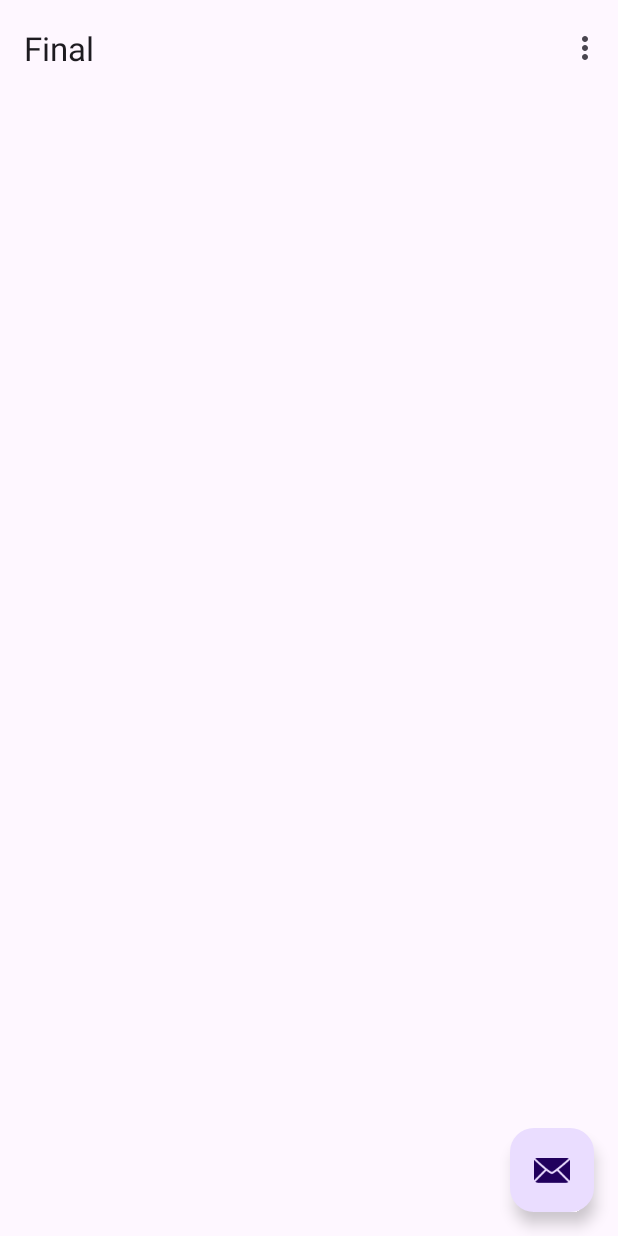
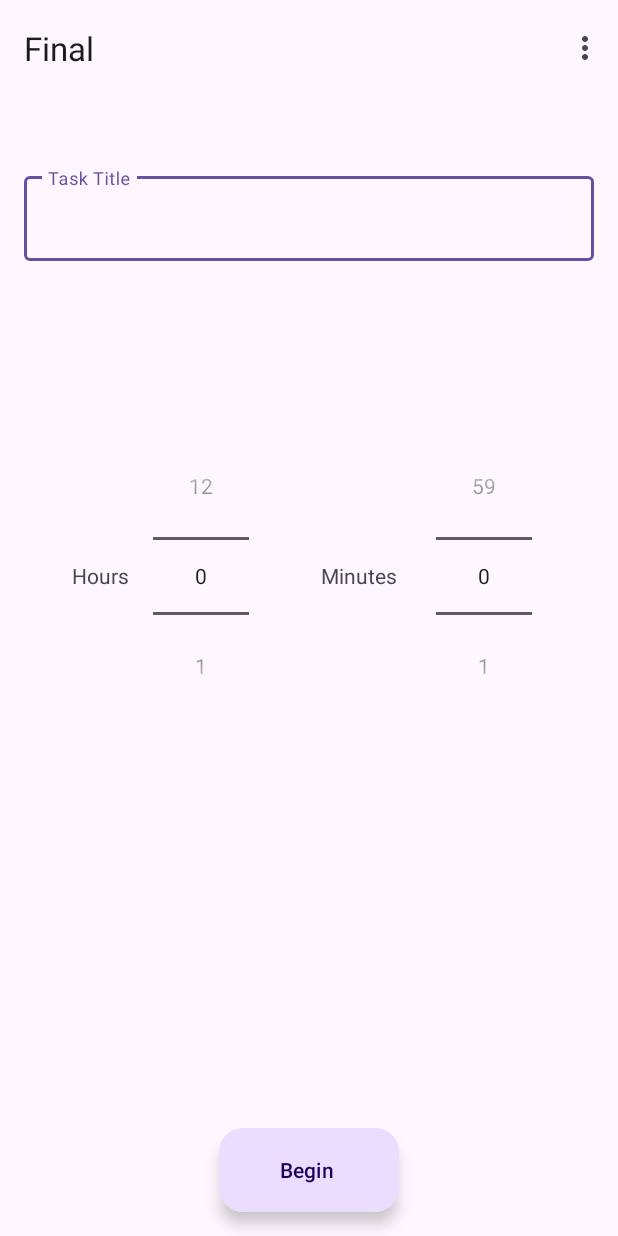
Before and after one commit to Cweiss15/Final_Project255, an Android app: the screen it shows after launch (MainActivity), on a phone screen of 412 x 824 dp. Run offline under Robolectric (Android 15) with nearby library versions, the phone set to English and light mode, and no system bars.

Commit message:
Some content views and pomodoro java logic

```diff
--- a/app/src/main/java/com/example/afinal/MainActivity.java
+++ b/app/src/main/java/com/example/afinal/MainActivity.java
@@ -4,6 +4,7 @@ import android.os.Bundle;
 
 import com.google.android.material.snackbar.Snackbar;
 
+import androidx.appcompat.app.AlertDialog;
 import androidx.appcompat.app.AppCompatActivity;
 
 import android.view.View;
@@ -11,10 +12,18 @@ import com.example.afinal.databinding.ActivityMainBinding;
 
 import android.view.Menu;
 import android.view.MenuItem;
+import android.widget.NumberPicker;
+
+import java.util.ArrayList;
+import java.util.List;
 
 public class MainActivity extends AppCompatActivity {
 
     private ActivityMainBinding binding;
+
+    private NumberPicker hourPicker;
+
+    private NumberPicker minutePicker;
 
     @Override
     protected void onCreate(Bundle savedInstanceState) {
@@ -25,13 +34,75 @@ public class MainActivity extends AppCompatActivity {
 
         setSupportActionBar(binding.toolbar);
 
-        binding.fab.setOnClickListener(MainActivity::handleFabClick);
+        binding.fab.setOnClickListener(this::handleFabClick);
+
+        hourPicker = findViewById(R.id.hour_picker);
+        minutePicker = findViewById(R.id.minute_picker);
+
+        setupTimePickers();
     }
 
-    private static void handleFabClick(View view) {
-        Snackbar.make(view, "Replace with your own action", Snackbar.LENGTH_LONG)
-                .setAnchorView(R.id.fab)
-                .setAction("Action", null).show();
+    private void setupTimePickers() {
+        hourPicker.setMinValue(0);
+        hourPicker.setMaxValue(12);
+        hourPicker.setValue(0);
+        hourPicker.setWrapSelectorWheel(true);
+
+        minutePicker.setMinValue(0);
+        minutePicker.setMaxValue(59);
+        minutePicker.setValue(0);
+        minutePicker.setWrapSelectorWheel(true);
+    }
+
+    private void handleFabClick(View view) {
+        int selectedHours = hourPicker.getValue();
+        int selectedMinutes = minutePicker.getValue();
+        int totalTime = selectedHours * 60 + selectedMinutes;
+        List<String> schedule = pomodoroIncrements(totalTime);
+        StringBuilder message = new StringBuilder("Pomodoro Plan:\n");
+        for (String s : schedule) {
+            message.append(s).append("\n");
+        }
+
+        showPomodoroDialog(message.toString());
+    }
+
+        private List<String> pomodoroIncrements(int totalMinutes) {
+            final int WORK_DURATION = 25;
+            final int SHORT_BREAK = 5;
+            final int LONG_BREAK = 15;
+
+            List<String> schedule = new ArrayList<>();
+            int timeLeft = totalMinutes;
+            int sessionCount = 0;
+
+            while (timeLeft >= WORK_DURATION) {
+                schedule.add("Work: 25 min");
+                timeLeft -= WORK_DURATION;
+                sessionCount++;
+
+                if (timeLeft > 0) {
+                    if (sessionCount % 4 == 0) {
+                        schedule.add("Long Break: 15 min");
+                    } else {
+                        schedule.add("Short Break: 5 min");
+                    }
+                }
+            }
+
+            if (timeLeft > 0) {
+                schedule.add("Final Work: " + timeLeft + " min");
+            }
+
+            return schedule;
+        }
+
+    private void showPomodoroDialog(String message) {
+        new AlertDialog.Builder(this)
+                .setTitle("Pomodoro Plan")
+                .setMessage(message)
+                .setPositiveButton("OK", (dialog, which) -> dialog.dismiss())
+                .show();
     }
 
     @Override
--- a/app/src/main/res/layout/activity_main.xml
+++ b/app/src/main/res/layout/activity_main.xml
@@ -21,13 +21,13 @@
 
     <include layout="@layout/content_main" />
 
-    <com.google.android.material.floatingactionbutton.FloatingActionButton
+    <com.google.android.material.floatingactionbutton.ExtendedFloatingActionButton
         android:id="@+id/fab"
         android:layout_width="wrap_content"
         android:layout_height="wrap_content"
-        android:layout_gravity="bottom|end"
-        android:layout_marginEnd="@dimen/fab_margin"
+        android:layout_gravity="bottom|center_horizontal"
         android:layout_marginBottom="16dp"
-        app:srcCompat="@android:drawable/ic_dialog_email" />
+        android:text="Begin"
+        />
 
 </androidx.coordinatorlayout.widget.CoordinatorLayout>
--- a/app/src/main/res/layout/content_main.xml
+++ b/app/src/main/res/layout/content_main.xml
@@ -1,8 +1,70 @@
-<?xml version="1.0" encoding="utf-8"?>
-<androidx.constraintlayout.widget.ConstraintLayout xmlns:android="http://schemas.android.com/apk/res/android"
+<androidx.constraintlayout.widget.ConstraintLayout
+    xmlns:android="http://schemas.android.com/apk/res/android"
     xmlns:app="http://schemas.android.com/apk/res-auto"
     android:layout_width="match_parent"
     android:layout_height="match_parent"
     app:layout_behavior="@string/appbar_scrolling_view_behavior">
 
+    <!-- Task Title input at top, centered horizontally -->
+    <com.google.android.material.textfield.TextInputLayout
+        android:id="@+id/input_text_layout"
+        android:layout_width="0dp"
+        android:layout_height="wrap_content"
+        android:hint="Task Title"
+        app:layout_constraintTop_toTopOf="parent"
+        app:layout_constraintStart_toStartOf="parent"
+        app:layout_constraintEnd_toEndOf="parent"
+        android:layout_marginStart="16dp"
+        android:layout_marginEnd="16dp"
+        android:layout_marginTop="48dp">
+
+        <com.google.android.material.textfield.TextInputEditText
+            android:id="@+id/input_text"
+            android:layout_width="match_parent"
+            android:layout_height="wrap_content" />
+    </com.google.android.material.textfield.TextInputLayout>
+
+    <!-- HOURS label -->
+    <TextView
+        android:id="@+id/hours"
+        android:layout_width="wrap_content"
+        android:layout_height="wrap_content"
+        android:text="Hours"
+        app:layout_constraintTop_toBottomOf="@id/input_text_layout"
+        app:layout_constraintStart_toStartOf="@id/input_text_layout"
+        android:layout_marginStart="32dp"
+        android:layout_marginTop="200dp" />
+
+    <!-- Hour picker, aligned vertically with Hours label -->
+    <NumberPicker
+        android:id="@+id/hour_picker"
+        android:layout_width="wrap_content"
+        android:layout_height="wrap_content"
+        app:layout_constraintTop_toTopOf="@id/hours"
+        app:layout_constraintBottom_toBottomOf="@id/hours"
+        app:layout_constraintStart_toEndOf="@id/hours"
+        android:layout_marginStart="16dp" />
+
+    <!-- MINUTES label, aligned vertically with Hours label, to the right -->
+    <TextView
+        android:id="@+id/minutes"
+        android:layout_width="wrap_content"
+        android:layout_height="wrap_content"
+        android:text="Minutes"
+        app:layout_constraintTop_toTopOf="@id/hours"
+        app:layout_constraintStart_toEndOf="@id/hour_picker"
+        android:layout_marginStart="48dp" />
+
+    <!-- Minute picker, aligned vertically with Minutes label -->
+    <NumberPicker
+        android:id="@+id/minute_picker"
+        android:layout_width="wrap_content"
+        android:layout_height="wrap_content"
+        app:layout_constraintTop_toTopOf="@id/minutes"
+        app:layout_constraintBottom_toBottomOf="@id/minutes"
+        app:layout_constraintStart_toEndOf="@id/minutes"
+        app:layout_constraintEnd_toEndOf="@id/input_text_layout"
+        android:layout_marginEnd="32dp"
+        android:layout_marginStart="16dp" />
+
 </androidx.constraintlayout.widget.ConstraintLayout>
```
